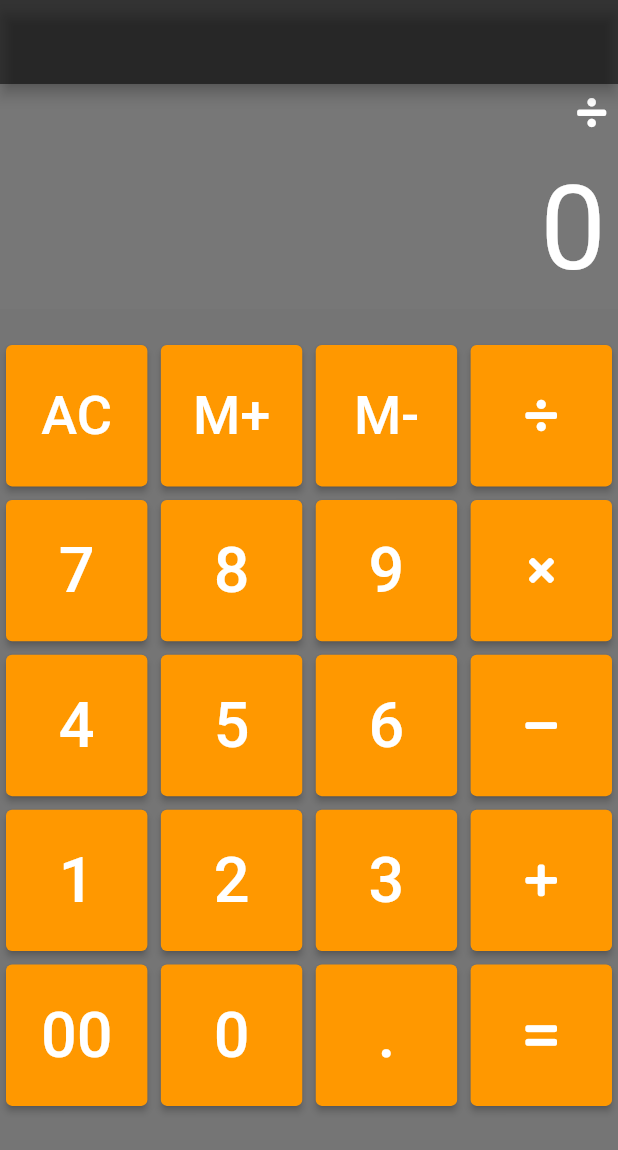
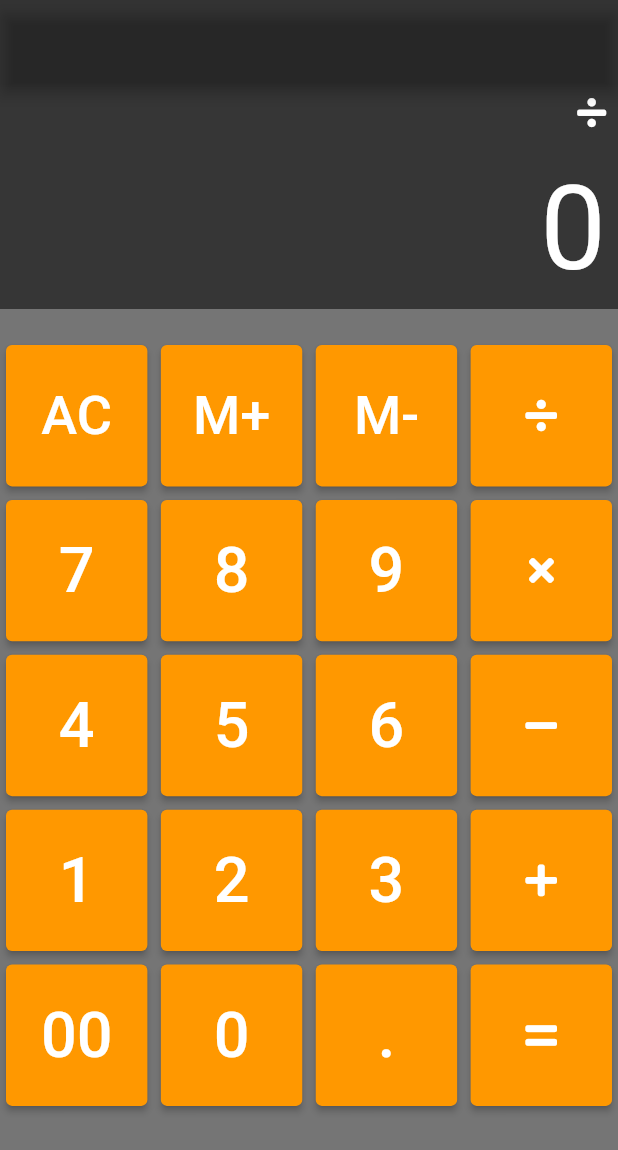
Before and after one commit to devneko94/simple_calc, a Flutter app: the screen it shows after launch, after a tap on an icon or button, on a phone screen of 412 x 824 dp. Shown: the top 1150 px of the screen. Run offline on Flutter 3.47's test engine with Material 2 defaults, Android fonts, the phone set to English and light mode, and no system bars; our stand-ins replace font_awesome_flutter.

Commit message:
20210607 アイコン変更

```diff
--- a/lib/models.dart
+++ b/lib/models.dart
@@ -27,10 +27,7 @@ class ResultModel extends ChangeNotifier {
     this.calcMode = newMode;
     switch (calcMode) {
       case CalcMode.None:
-        modeIcon = FaIcon(
-          FontAwesomeIcons.square,
-          color: Color(0xFF777777),
-        );
+        modeIcon = null;
         this.isAfterModeChanged = true;
         break;
       case CalcMode.Add:
--- a/lib/ui.dart
+++ b/lib/ui.dart
@@ -165,7 +165,7 @@ class TextFiled extends StatelessWidget {
         SizedBox(
           height: 30,
           child: Container(
-            color: Color(0xFF777777),
+            color: Colors.black54,
             padding: EdgeInsets.only(left: 8.0, right: 8.0, top: 8.0),
             alignment: Alignment.topRight,
             child: FittedBox(
@@ -177,7 +177,7 @@ class TextFiled extends StatelessWidget {
         SizedBox(
           height: 120,
           child: Container(
-            color: Color(0xFF777777),
+            color: Colors.black54,
             padding: EdgeInsets.only(left: 8.0, right: 8.0, bottom: 8.0),
             alignment: Alignment.bottomRight,
             child: FittedBox(
--- a/pubspec.yaml
+++ b/pubspec.yaml
@@ -31,6 +31,8 @@ dependencies:
   font_awesome_flutter: ^9.0.0
   provider: ^5.0.0
   intl: ^0.17.0
+  flutter_launcher_icons: ^0.9.0
+
 
 dev_dependencies:
   flutter_test:
@@ -77,3 +79,7 @@ flutter:
   #
   # For details regarding fonts from package dependencies,
   # see https://flutter.dev/custom-fonts/#from-packages
+flutter_icons:
+  android: true
+  ios: true
+  image_path: "assets/images/icon.png"
```
Also changed, not shown: assets/images/icon.png (added), pubspec.lock, 20 other files.
